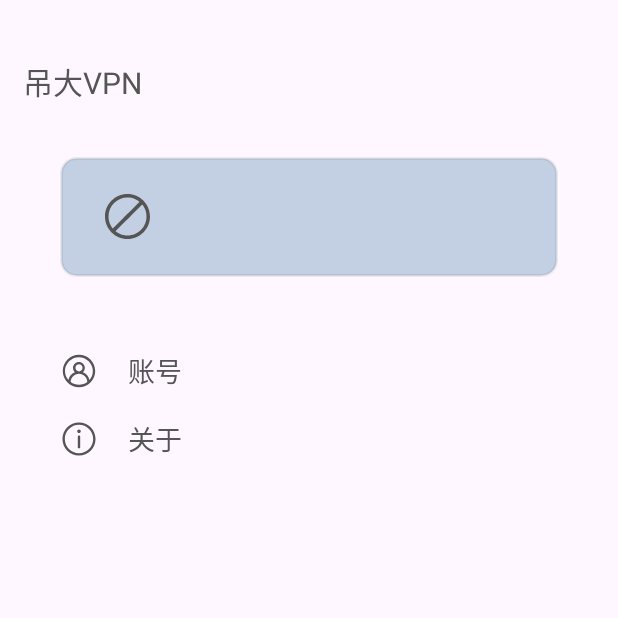
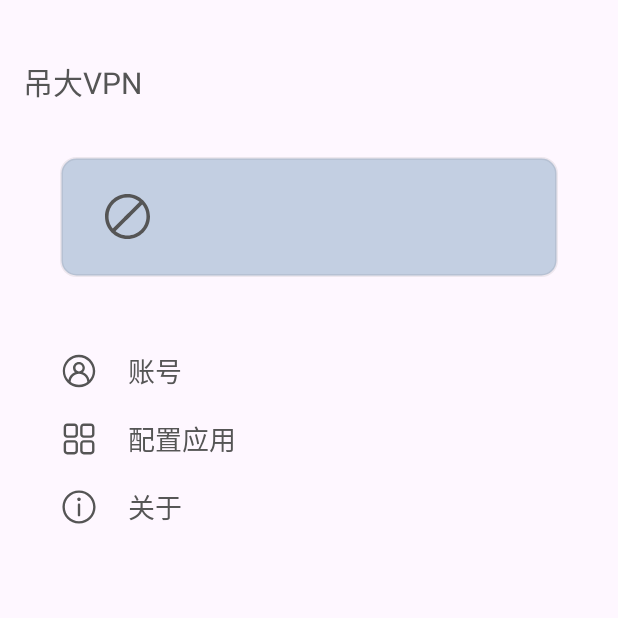
Before and after one commit to CCZU-OSSA/cczu-vpn-android, an Android app: the screen it shows after launch (MainActivity), after a tap on an icon or button, on a phone screen of 412 x 824 dp, the top half of it. Run offline under Robolectric (Android 15) with nearby library versions, the light colour scheme and no system bars; libraries missing offline, so code that uses them is left out: com.zackratos.ultimatebarx; 3 statements that could not run were skipped; 1 other tap on this screen came first.

Commit message:
Optimize some animations, add vpn service

```diff
--- a/app/src/main/AndroidManifest.xml
+++ b/app/src/main/AndroidManifest.xml
@@ -6,6 +6,7 @@
     <uses-permission android:name="android.permission.ACCESS_NETWORK_STATE"/>
     <uses-permission android:name="android.permission.ACCESS_WIFI_STATE"/>
     <uses-permission android:name="android.permission.FOREGROUND_SERVICE"/>
+    <uses-permission android:name="android.permission.FOREGROUND_SERVICE_SPECIAL_USE"/>
     <uses-permission android:name="android.permission.POST_NOTIFICATIONS"/>
 
 
@@ -43,6 +44,7 @@
                 android:name=".service.EnlinkVpnService"
                 android:exported="true"
                 android:process=":vpn"
+                android:foregroundServiceType="specialUse"
                 android:permission="android.permission.BIND_VPN_SERVICE">
             <intent-filter>
                 <action android:name="andorid.net.VpnService"/>
--- a/app/src/main/java/io/github/cczuossa/vpn/http/WebVpnClient.kt
+++ b/app/src/main/java/io/github/cczuossa/vpn/http/WebVpnClient.kt
@@ -78,7 +78,7 @@ class WebVpnClient(val user: String, val password: String) {
             setBody(FormDataContent(Parameters.build {
                 params.forEach { (name, value) -> append(name, value) }
             }))
-        }.headers["location"]!!
+        }.headers["location"] ?: return@withContext
         client.get(def)
         client.cookies(ROOT).forEach {
             "ck: $it".log()
--- a/app/src/main/java/io/github/cczuossa/vpn/protocol/EnlinkForwarder.kt
+++ b/app/src/main/java/io/github/cczuossa/vpn/protocol/EnlinkForwarder.kt
@@ -28,6 +28,7 @@ class EnlinkForwarder(
         status = true
         reader()
         writer()
+
     }
 
     private fun writer() {
--- a/app/src/main/java/io/github/cczuossa/vpn/ui/AccountActivity.kt
+++ b/app/src/main/java/io/github/cczuossa/vpn/ui/AccountActivity.kt
@@ -32,6 +32,8 @@ class AccountActivity : AppCompatActivity() {
 
 
     private fun initView() {
+        _binding.accountEditUser.setText(ConfigUtils.str("user"))
+        _binding.accountEditPass.setText(ConfigUtils.str("pass"))
         _binding.accountBack.setOnClickListener { finish() }
         _binding.accountSave.setOnClickListener {
             if (_binding.accountEditUser.text.toString().isBlank() || _binding.accountEditPass.text.toString()
--- a/app/src/main/java/io/github/cczuossa/vpn/ui/MainActivity.kt
+++ b/app/src/main/java/io/github/cczuossa/vpn/ui/MainActivity.kt
@@ -46,16 +46,20 @@ class MainActivity : AppCompatActivity() {
         Manifest.permission.ACCESS_WIFI_STATE// 基础wifi状态检查权限
     )
 
-    private val connection by lazy {
+    val connection by lazy {
         object : ServiceConnection {
             override fun onServiceConnected(name: ComponentName?, binder: IBinder?) {
                 if (binder is EnlinkVpnService.EnlinkVpnServiceBinder) {
-                    _binding.mainStatusBroad.setState(StatusBroad.State.START)
+                    _binding.mainStatusBroad.changeStateTo(StatusBroad.State.START)
+                    _binding.mainStatusBroad.setTitle("连接成功")
+                    _binding.mainStatusBroad.setSubTitle("已可以正常访问校园网")
                 }
             }
 
             override fun onServiceDisconnected(name: ComponentName?) {
                 _binding.mainStatusBroad.changeStateTo(StatusBroad.State.ERROR)
+                _binding.mainStatusBroad.setTitle("错误")
+                _binding.mainStatusBroad.setSubTitle("VPN服务断开")
             }
 
         }
@@ -80,6 +84,10 @@ class MainActivity : AppCompatActivity() {
             // 添加通知权限
             REQUEST_PERMISSIONS.add(Manifest.permission.POST_NOTIFICATIONS)
         }
+        if (Build.VERSION.SDK_INT >= Build.VERSION_CODES.UPSIDE_DOWN_CAKE) {// 安卓15及其以上
+            // 添加特殊前台服务权限
+            REQUEST_PERMISSIONS.add(Manifest.permission.FOREGROUND_SERVICE_SPECIAL_USE)
+        }
         mActivityResult = registerForActivityResult(ActivityResultContracts.StartActivityForResult()) {
             if (it.resultCode == Activity.RESULT_OK) {
                 ServiceStater.prepare(this, true)
@@ -103,17 +111,27 @@ class MainActivity : AppCompatActivity() {
                     WebVpnClient(ConfigUtils.str("user"), ConfigUtils.str("pass")).apply {
                         login()
                         if (userId().isNotBlank()) {
+                            "try start service".log()
                             ServiceStater.start(this@MainActivity)
+                            delay(1000)
+                        } else {
+                            _binding.mainStatusBroad.changeStateTo(StatusBroad.State.ERROR)
+                            _binding.mainStatusBroad.setTitle("出现错误")
+                            _binding.mainStatusBroad.setSubTitle("账号或密码错误")
                         }
                     }
                 }
             } else {
+                connecting = false
                 toastLong("请先设置账号密码后继续")
-                _binding.mainStatusBroad.changeStateTo(StatusBroad.State.ERROR)
-                _binding.mainStatusBroad.setTitle("出现错误")
-                _binding.mainStatusBroad.setSubTitle("未设置正确的账号")
                 GlobalScope.launch {
-                    delay(1000)
+                    delay(2000)
+                    _binding.mainStatusBroad.post {
+                        _binding.mainStatusBroad.changeStateTo(StatusBroad.State.ERROR)
+                        _binding.mainStatusBroad.setTitle("出现错误")
+                        _binding.mainStatusBroad.setSubTitle("未设置正确的账号")
+                    }
+                    delay(500)
                     jump(AccountActivity::class.java)
                 }
             }
@@ -141,10 +159,19 @@ class MainActivity : AppCompatActivity() {
         menuRoot.addView(MainMenuItem(this).apply {
             setTitle("账号")
             setIcon(resources.getDrawable(R.drawable.ic_user, null))
+            setOnClickListener {
+                jump(AccountActivity::class.java)
+            }
+        })
+        menuRoot.addView(MainMenuItem(this).apply {
+            setTitle("配置应用")
+            setIcon(resources.getDrawable(R.drawable.ic_apps, null))
+            // TODO: 获取全部应用，在代理中使用
         })
         menuRoot.addView(MainMenuItem(this).apply {
             setTitle("关于")
             setIcon(resources.getDrawable(R.drawable.ic_about, null))
+            //TODO: 弹出关于界面
         })
     }
 
--- a/app/src/main/java/io/github/cczuossa/vpn/utils/ViewUtils.kt
+++ b/app/src/main/java/io/github/cczuossa/vpn/utils/ViewUtils.kt
@@ -39,14 +39,14 @@ fun Context.jump(clazz: Class<*>) {
     startActivity(Intent(this, clazz))
 }
 
-fun LottieAnimationView.addOnAnimationEndListener(onEnd: () -> Unit) {
-    this.addAnimatorListener(object : AnimatorListener {
+fun LottieAnimationView.addOnAnimationEndListener(onEnd: (listener: AnimatorListener) -> Unit) {
+    val animatorListener = object : AnimatorListener {
         override fun onAnimationStart(animation: Animator) {
 
         }
 
         override fun onAnimationEnd(animation: Animator) {
-            onEnd.invoke()
+            onEnd.invoke(this)
         }
 
         override fun onAnimationCancel(animation: Animator) {
@@ -57,5 +57,27 @@ fun LottieAnimationView.addOnAnimationEndListener(onEnd: () -> Unit) {
 
         }
 
-    })
+    }
+    this.addAnimatorListener(animatorListener)
 }
+fun LottieAnimationView.addOnAnimationRepeatistener(onEnd: (listener: AnimatorListener) -> Unit) {
+    val animatorListener = object : AnimatorListener {
+        override fun onAnimationStart(animation: Animator) {
+
+        }
+
+        override fun onAnimationEnd(animation: Animator) {
+
+        }
+
+        override fun onAnimationCancel(animation: Animator) {
+
+        }
+
+        override fun onAnimationRepeat(animation: Animator) {
+            onEnd.invoke(this)
+        }
+
+    }
+    this.addAnimatorListener(animatorListener)
+}
--- a/app/src/main/java/io/github/cczuossa/vpn/view/StatusBroad.kt
+++ b/app/src/main/java/io/github/cczuossa/vpn/view/StatusBroad.kt
@@ -11,6 +11,11 @@ import android.widget.TextView
 import com.airbnb.lottie.LottieAnimationView
 import io.github.cczuossa.vpn.R
 import io.github.cczuossa.vpn.utils.addOnAnimationEndListener
+import io.github.cczuossa.vpn.utils.addOnAnimationRepeatistener
+import io.github.cczuossa.vpn.utils.log
+import kotlinx.coroutines.GlobalScope
+import kotlinx.coroutines.delay
+import kotlinx.coroutines.launch
 
 class StatusBroad : LinearLayout {
 
@@ -32,22 +37,24 @@ class StatusBroad : LinearLayout {
     }
 
     fun changeStateTo(state: State) {
+        "change $lastState to $state".log()
         icon.removeAllAnimatorListeners()
         when (state) {
+
             State.START -> {}
             State.STOP -> {}
-
             State.CONNECTING -> {
-                icon.addOnAnimationEndListener {
                 icon.repeatCount = 0
-                    icon.speed = 2f
                 icon.addOnAnimationEndListener {
                     // 结束后循环加载动画
                     icon.speed = 1.5f
+                    icon.repeatCount = ValueAnimator.INFINITE
                     icon.setAnimation("lottie/loading.json")
-                        icon.repeatCount = ValueAnimator.INFINITE
                     icon.playAnimation()
+                    icon.removeAnimatorListener(it)
                 }
+                setTitle("连接中...")
+                setSubTitle("尝试验证账号信息")
                 when (lastState) {
                     State.CONNECTING -> {
 
@@ -58,8 +65,8 @@ class StatusBroad : LinearLayout {
                     }
 
                     State.STOP -> {
+                        icon.speed = 2f
                         icon.setAnimation("lottie/stop2loading.json")
-
                     }
 
                     State.ERROR -> {
@@ -67,16 +74,14 @@ class StatusBroad : LinearLayout {
                         icon.speed = -2f
                     }
                 }
+                icon.playAnimation()
 
-                    icon.playAnimation()
-                    setTitle("连接中...")
-                    setSubTitle("尝试验证账号信息")
-                }
 
             }
 
             State.ERROR -> {
-                icon.addOnAnimationEndListener {
+                icon.repeatCount = 0
+                icon.speed = 2f
                 when (lastState) {
                     State.CONNECTING -> {
                         icon.setAnimation("lottie/loading2error.json")
@@ -93,20 +98,18 @@ class StatusBroad : LinearLayout {
                     State.ERROR -> {
                     }
                 }
-
-                    icon.repeatCount = 0
-                    icon.speed = 2f
                 icon.playAnimation()
             }
         }
-        }
+
+        lastState = state
     }
 
     fun setState(start: StatusBroad.State) {
         when (start) {
             State.START -> setIcon(resources.getDrawable(R.drawable.ic_check, null))
             State.STOP -> resources.getDrawable(R.drawable.ic_stop, null)
-            State.CONNECTING -> TODO()
+            State.CONNECTING -> {}
             State.ERROR -> resources.getDrawable(R.drawable.ic_error, null)
         }
     }
--- /dev/null
+++ b/app/src/main/res/drawable/ic_apps.xml
@@ -0,0 +1,9 @@
+<vector xmlns:android="http://schemas.android.com/apk/res/android"
+    android:width="200dp"
+    android:height="200dp"
+    android:viewportWidth="1024"
+    android:viewportHeight="1024">
+  <path
+      android:pathData="M387.3,479.7h-192c-52.9,0 -96,-43.1 -96,-96v-192c0,-52.9 43.1,-96 96,-96h192c52.9,0 96,43.1 96,96v192c0,53 -43.1,96 -96,96zM195.3,159.7c-17.6,0 -32,14.4 -32,32v192c0,17.6 14.4,32 32,32h192c17.6,0 32,-14.4 32,-32v-192c0,-17.6 -14.4,-32 -32,-32h-192zM387.3,927.7h-192c-52.9,0 -96,-43.1 -96,-96v-192c0,-52.9 43.1,-96 96,-96h192c52.9,0 96,43.1 96,96v192c0,53 -43.1,96 -96,96zM195.3,607.7c-17.6,0 -32,14.3 -32,32v192c0,17.7 14.4,32 32,32h192c17.6,0 32,-14.3 32,-32v-192c0,-17.7 -14.4,-32 -32,-32h-192zM832.1,479.7h-192c-52.9,0 -96,-43.1 -96,-96v-192c0,-52.9 43.1,-96 96,-96h192c52.9,0 96,43.1 96,96v192c0,53 -43.1,96 -96,96zM640.1,159.7c-17.7,0 -32,14.4 -32,32v192c0,17.6 14.3,32 32,32h192c17.7,0 32,-14.4 32,-32v-192c0,-17.6 -14.3,-32 -32,-32h-192zM832.1,927.7h-192c-52.9,0 -96,-43.1 -96,-96v-192c0,-52.9 43.1,-96 96,-96h192c52.9,0 96,43.1 96,96v192c0,53 -43.1,96 -96,96zM640.1,607.7c-17.7,0 -32,14.3 -32,32v192c0,17.7 14.3,32 32,32h192c17.7,0 32,-14.3 32,-32v-192c0,-17.7 -14.3,-32 -32,-32h-192z"
+      android:fillColor="#555555"/>
+</vector>
--- /dev/null
+++ b/app/src/main/res/drawable/ic_check.xml
@@ -0,0 +1,19 @@
+<vector xmlns:android="http://schemas.android.com/apk/res/android"
+    android:width="512dp"
+    android:height="512dp"
+    android:viewportWidth="512"
+    android:viewportHeight="512">
+  <path
+      android:pathData="M235.99,322.02c-2.25,-1 -64.86,-67.8 -66.78,-64.37 -3.72,1.59 63.62,64.81 64.37,66.78 5.22,5.29 7.74,2.84 2.42,-2.41Z"
+      android:strokeWidth="40"
+      android:fillColor="#fff"
+      android:strokeColor="#555"/>
+  <path
+      android:pathData="M374.88,189.84l-130.26,130.26c-3.58,3.58 -6.23,6.72 -5.93,7.02l0.24,0.24c0.3,0.3 3.45,-2.35 7.02,-5.93l130.26,-130.26c3.58,-3.58 6.23,-6.72 5.93,-7.02l-0.24,-0.24c-0.3,-0.3 -3.45,2.35 -7.02,5.93Z"
+      android:strokeWidth="40"
+      android:fillColor="#fff"
+      android:strokeColor="#555"/>
+  <path
+      android:pathData="M256,40c29.18,0 57.46,5.71 84.06,16.96 25.72,10.88 48.82,26.46 68.67,46.31 19.85,19.85 35.43,42.95 46.31,68.67 11.25,26.6 16.96,54.89 16.96,84.06s-5.71,57.46 -16.96,84.06c-10.88,25.72 -26.46,48.82 -46.31,68.67 -19.85,19.85 -42.95,35.43 -68.67,46.31 -26.6,11.25 -54.89,16.96 -84.06,16.96s-57.46,-5.71 -84.06,-16.96c-25.72,-10.88 -48.82,-26.46 -68.67,-46.31 -19.85,-19.85 -35.43,-42.95 -46.31,-68.67 -11.25,-26.6 -16.96,-54.89 -16.96,-84.06s5.71,-57.46 16.96,-84.06c10.88,-25.72 26.46,-48.82 46.31,-68.67 19.85,-19.85 42.95,-35.43 68.67,-46.31 26.6,-11.25 54.89,-16.96 84.06,-16.96M256,0C114.62,0 0,114.62 0,256s114.62,256 256,256 256,-114.62 256,-256S397.38,0 256,0h0Z"
+      android:fillColor="#555"/>
+</vector>
```
Also changed, not shown: app/src/main/java/io/github/cczuossa/vpn/service/EnlinkVpnService.kt (+67 -1 lines), app/src/main/java/io/github/cczuossa/vpn/service/ServiceStater.kt (+8 -1 lines), app/src/main/java/io/github/cczuossa/vpn/utils/NotifyUtils.kt (added, +35 -0 lines), app/src/main/res/drawable/ic_back.xml (added, +9 -0 lines). Lines whose indentation alone changed are shown as unchanged.
